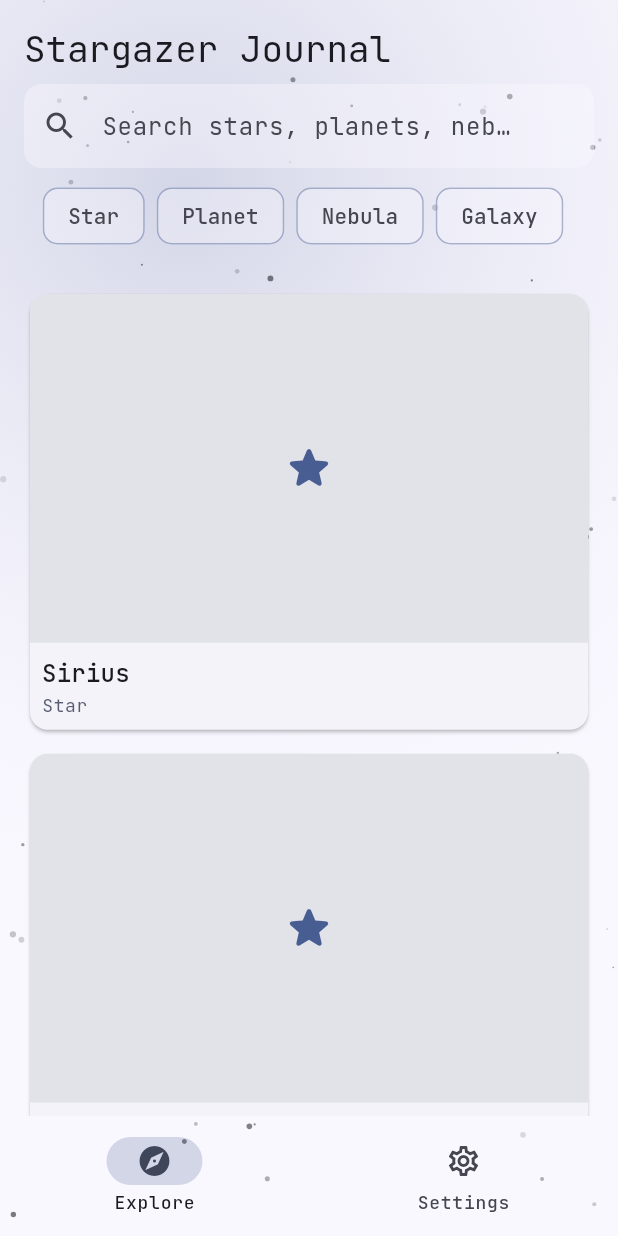
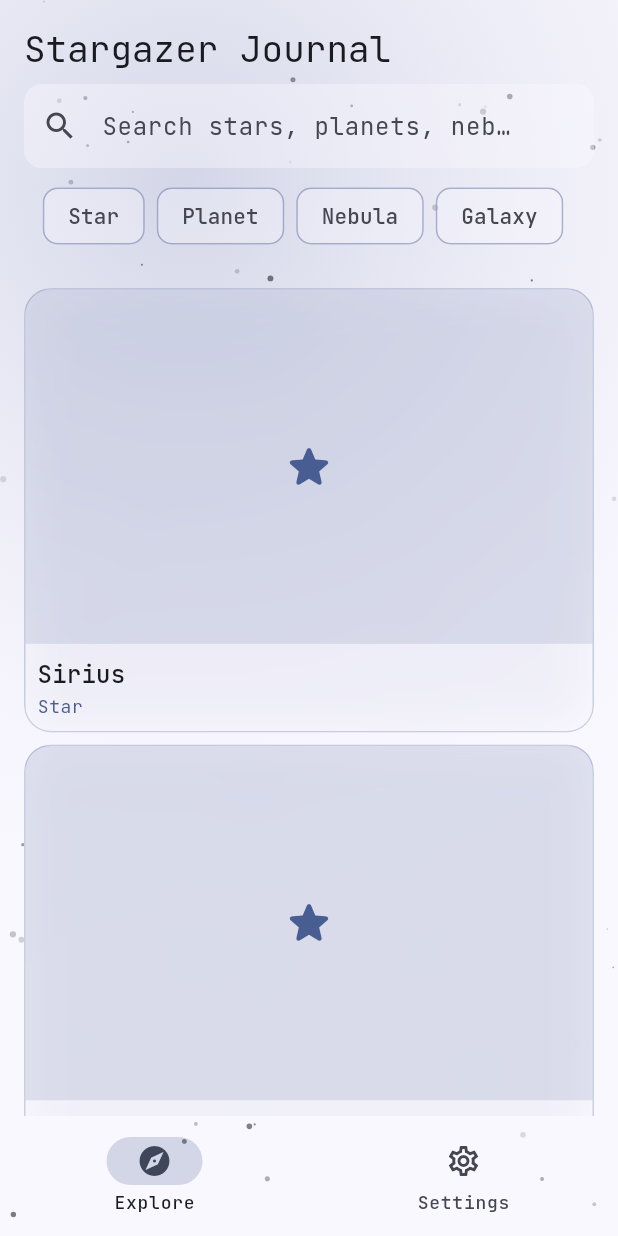
Before and after one commit to DavFilsDev/stargazer-journal, a Flutter app: the screen it shows after launch, on a phone screen of 412 x 824 dp. Run offline on Flutter 3.47's test engine with Material 3 defaults, Android fonts, the phone set to English and light mode, and no system bars; our stand-ins replace go_router, google_fonts, shared_preferences.

Commit message:
style(star-card): apply glass effect and hero animation to star card

```diff
--- a/lib/widgets/star_card.dart
+++ b/lib/widgets/star_card.dart
@@ -3,12 +3,13 @@ import 'package:go_router/go_router.dart';
 
 import '../models/star.dart';
 import '../utils/constants.dart';
+import 'glass_container.dart';
 
-/// Reusable card summarizing a [Star] (thumbnail + name + type).
+/// Reusable glass card summarizing a [Star] (thumbnail + name + type).
 ///
 /// Used by [StarListScreen] for every item of the list/grid. Extracting
-/// it here (rather than inlining a `Card` in the list builder) means the
-/// card's look can be changed in a single place across the whole app.
+/// it here (rather than inlining a card in the list builder) means the
+/// look can be changed in a single place across the whole app.
 class StarCard extends StatelessWidget {
   final Star star;
 
@@ -18,8 +19,12 @@ class StarCard extends StatelessWidget {
   Widget build(BuildContext context) {
     final theme = Theme.of(context);
 
-    return Card(
-      clipBehavior: Clip.antiAlias,
+    return GlassContainer(
+      borderRadius: BorderRadius.circular(18),
+      blurSigma: 14,
+      opacity: 0.35,
+      child: Material(
+        color: Colors.transparent,
         child: InkWell(
           onTap: () => context.push(AppRoutes.starDetail(star.id)),
           child: Column(
@@ -27,7 +32,10 @@ class StarCard extends StatelessWidget {
             children: [
               AspectRatio(
                 aspectRatio: 16 / 10,
+                child: Hero(
+                  tag: 'star-thumb-${star.id}',
                   child: _StarThumbnail(star: star),
+                ),
               ),
               Padding(
                 padding: const EdgeInsets.all(AppSpacing.small),
@@ -44,7 +52,7 @@ class StarCard extends StatelessWidget {
                     Text(
                       star.type.label,
                       style: theme.textTheme.bodySmall?.copyWith(
-                      color: theme.colorScheme.secondary,
+                        color: theme.colorScheme.primary,
                       ),
                     ),
                   ],
@@ -53,15 +61,14 @@ class StarCard extends StatelessWidget {
             ],
           ),
         ),
+      ),
     );
   }
 }
 
-/// Placeholder "photo" for a celestial object: a flat, neutral surface
-/// with a matching icon — no gradient, no blur. Avoids depending on
-/// bundled/network image assets for a project that must run out of the
-/// box, while keeping the palette restrained (the icon is the only
-/// accent-colored element).
+/// Placeholder "photo" for a celestial object: a translucent tinted
+/// surface (so the animated starfield behind the whole app subtly
+/// shows through) with a matching icon.
 class _StarThumbnail extends StatelessWidget {
   final Star star;
 
@@ -71,7 +78,7 @@ class _StarThumbnail extends StatelessWidget {
   Widget build(BuildContext context) {
     final scheme = Theme.of(context).colorScheme;
     return Container(
-      color: scheme.surfaceContainerHighest,
+      color: scheme.primary.withOpacity(0.14),
       child: Center(
         child: Icon(_iconFor(star.type), size: 36, color: scheme.primary),
       ),
```
Lines whose indentation alone changed are shown as unchanged.
